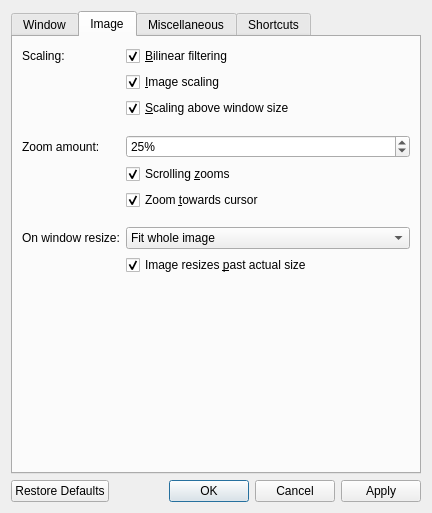
The window that src/qvoptionsdialog.ui (jurplel/qView) describes before a commit, drawn with Qt 5.
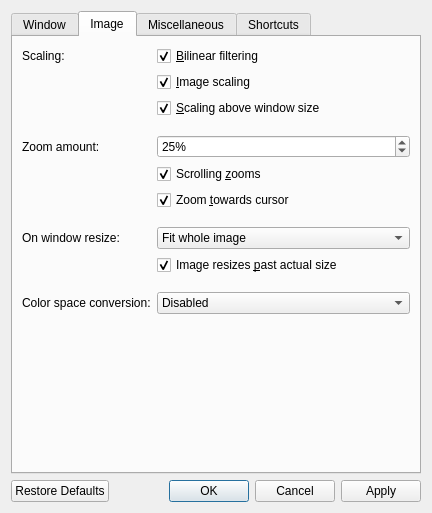
The same window after the commit. The open tabs and pages were chosen to show the change.

Patch:
```diff
--- a/src/qvoptionsdialog.ui
+++ b/src/qvoptionsdialog.ui
@@ -438,6 +438,51 @@
          </property>
         </widget>
        </item>
+       <item row="10" column="1">
+        <spacer name="horizontalSpacer_9">
+         <property name="orientation">
+          <enum>Qt::Horizontal</enum>
+         </property>
+         <property name="sizeHint" stdset="0">
+          <size>
+           <width>40</width>
+           <height>5</height>
+          </size>
+         </property>
+        </spacer>
+       </item>
+       <item row="11" column="0">
+        <widget class="QLabel" name="colorSpaceConversionLabel">
+         <property name="text">
+          <string>Color space conversion:</string>
+         </property>
+        </widget>
+       </item>
+       <item row="11" column="1">
+        <widget class="QComboBox" name="colorSpaceConversionComboBox">
+         <property name="sizePolicy">
+          <sizepolicy hsizetype="Preferred" vsizetype="Preferred">
+           <horstretch>0</horstretch>
+           <verstretch>0</verstretch>
+          </sizepolicy>
+         </property>
+         <item>
+          <property name="text">
+           <string>Disabled</string>
+          </property>
+         </item>
+         <item>
+          <property name="text">
+           <string>sRGB</string>
+          </property>
+         </item>
+         <item>
+          <property name="text">
+           <string>Display P3</string>
+          </property>
+         </item>
+        </widget>
+       </item>
       </layout>
      </widget>
      <widget class="QWidget" name="misc">
```
